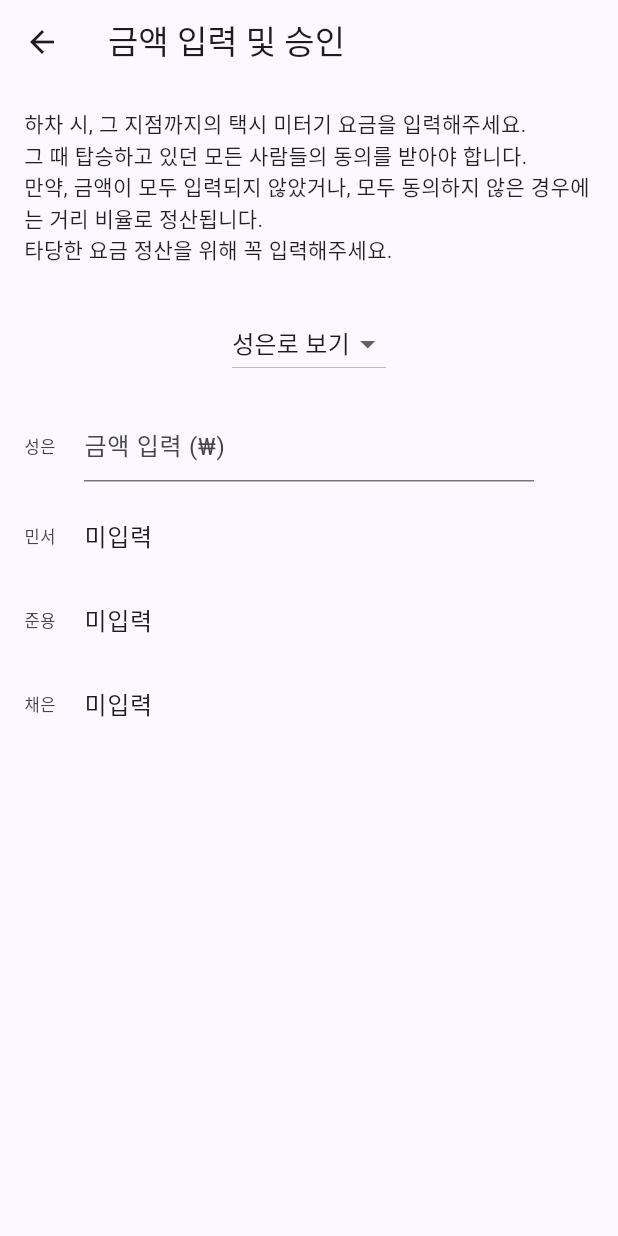
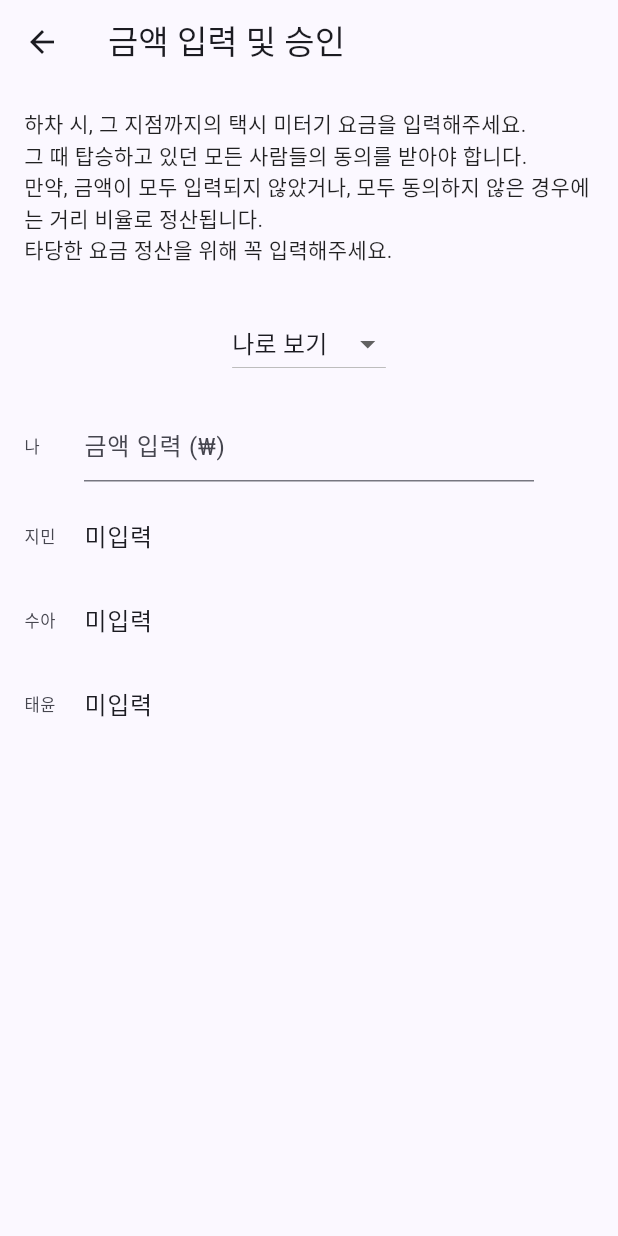
Before and after one commit to pknu-wap/2025_1_app2_FE, a Flutter app: the RideSplitPage screen opened directly, on a phone screen of 412 x 824 dp. Run offline on Flutter 3.47's test engine with Material 3 defaults, Android fonts, the phone set to English and light mode, and no system bars; our stand-ins replace flutter_rating_bar, google_sign_in, webview_flutter; accounts and stored records are empty; Roboto replaces fonts that are missing (Pretendard).

Commit message:
[feat]input_money_simulation

```diff
--- a/app2_client/lib/screens/inputmoney_screen.dart
+++ b/app2_client/lib/screens/input_money_screen.dart
@@ -15,10 +15,10 @@ class RideSplitPage extends StatefulWidget {
 
 class _RideSplitPageState extends State<RideSplitPage> {
   final List<User> passengers = [
-    User(id: '1', name: '성은', isSelf: true),
-    User(id: '2', name: '민서'),
-    User(id: '3', name: '준용'),
-    User(id: '4', name: '채은'),
+    User(id: '1', name: '나', isSelf: true),
+    User(id: '2', name: '지민'),
+    User(id: '3', name: '수아'),
+    User(id: '4', name: '태윤'),
   ];
 
   late User currentUser;
```
